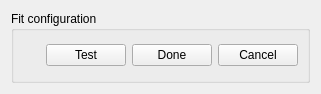
Qt form iintgui/ui/iintFitConfig.ui (syncope/iint-gui) before a commit.
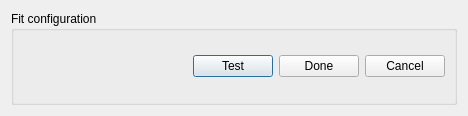
The same form after that commit.

Commit message: + updates to the layout of widgets

The edit to the form file:
```diff
--- a/iintgui/ui/iintFitConfig.ui
+++ b/iintgui/ui/iintFitConfig.ui
@@ -1,13 +1,13 @@
 <?xml version="1.0" encoding="UTF-8"?>
 <ui version="4.0">
- <class>Form</class>
- <widget class="QWidget" name="Form">
+ <class>configurationDialog</class>
+ <widget class="QDialog" name="configurationDialog">
   <property name="geometry">
    <rect>
     <x>0</x>
     <y>0</y>
-    <width>321</width>
-    <height>94</height>
+    <width>468</width>
+    <height>116</height>
    </rect>
   </property>
   <property name="windowTitle">
```
Left out of the diff: 6 changed lines with no effect on the pictures. The commit also changes 1 other file.
